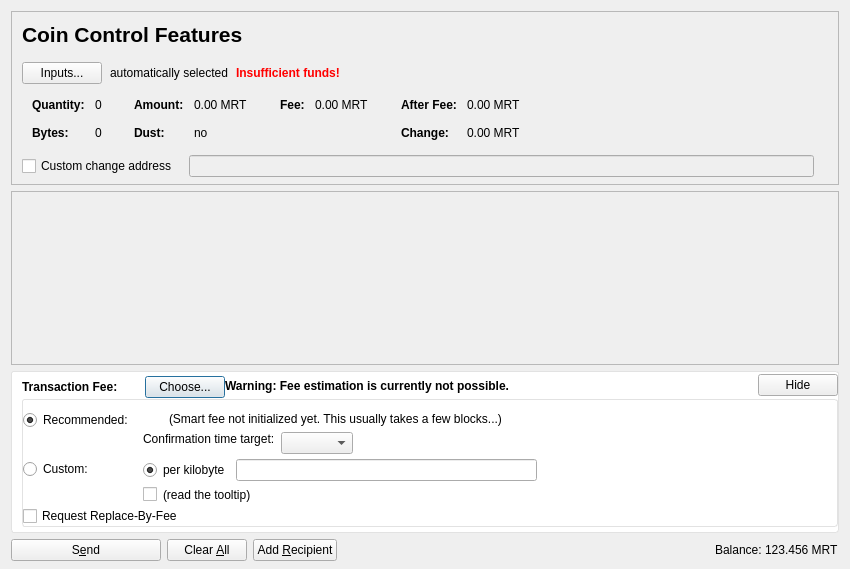
This is src/qt/forms/sendcoinsdialog.ui in meritlabs/merit as Qt 5 draws it before an edit. The edited form follows.
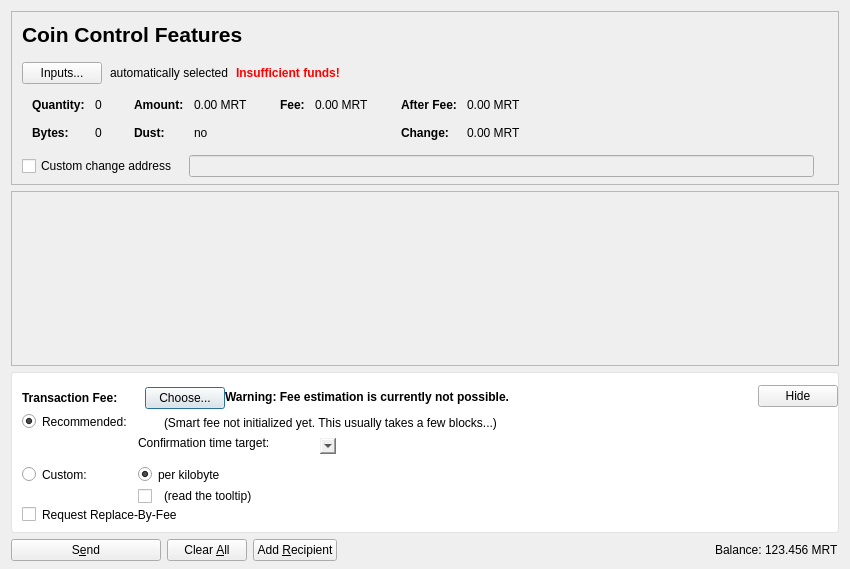
This is the edited form. Icons and pictures are not drawn. Custom widgets are drawn as their Qt base class.

Commit message: transaction fees block

The edit to the form file:
```diff
--- a/src/qt/forms/sendcoinsdialog.ui
+++ b/src/qt/forms/sendcoinsdialog.ui
@@ -689,7 +689,7 @@
          <number>10</number>
         </property>
         <property name="topMargin">
-         <number>0</number>
+         <number>10</number>
         </property>
         <item>
          <layout class="QHBoxLayout" name="horizontalLayoutFee1">
@@ -746,6 +746,12 @@
               </item>
               <item>
                <widget class="QLabel" name="labelFeeMinimized">
+                <property name="font">
+                 <font>
+                  <weight>75</weight>
+                  <bold>true</bold>
+                 </font>
+                </property>
                 <property name="text">
                  <string/>
                 </property>
@@ -824,6 +830,9 @@
         </item>
         <item>
          <widget class="QFrame" name="frameFeeSelection">
+          <property name="styleSheet">
+           <string notr="true">border: none;</string>
+          </property>
           <layout class="QVBoxLayout" name="verticalLayoutFee12">
            <property name="spacing">
             <number>0</number>
@@ -843,17 +852,14 @@
            <item>
             <layout class="QGridLayout" name="gridLayoutFee">
              <property name="topMargin">
-              <number>10</number>
+              <number>4</number>
              </property>
              <property name="bottomMargin">
               <number>4</number>
              </property>
-             <property name="horizontalSpacing">
+             <property name="spacing">
               <number>10</number>
              </property>
-             <property name="verticalSpacing">
-              <number>4</number>
-             </property>
              <item row="1" column="1">
               <layout class="QVBoxLayout" name="verticalLayoutFee8">
                <property name="spacing">
@@ -1148,7 +1154,7 @@
           <property name="sizeHint" stdset="0">
            <size>
             <width>40</width>
-            <height>5</height>
+            <height>10</height>
            </size>
           </property>
          </spacer>
```
